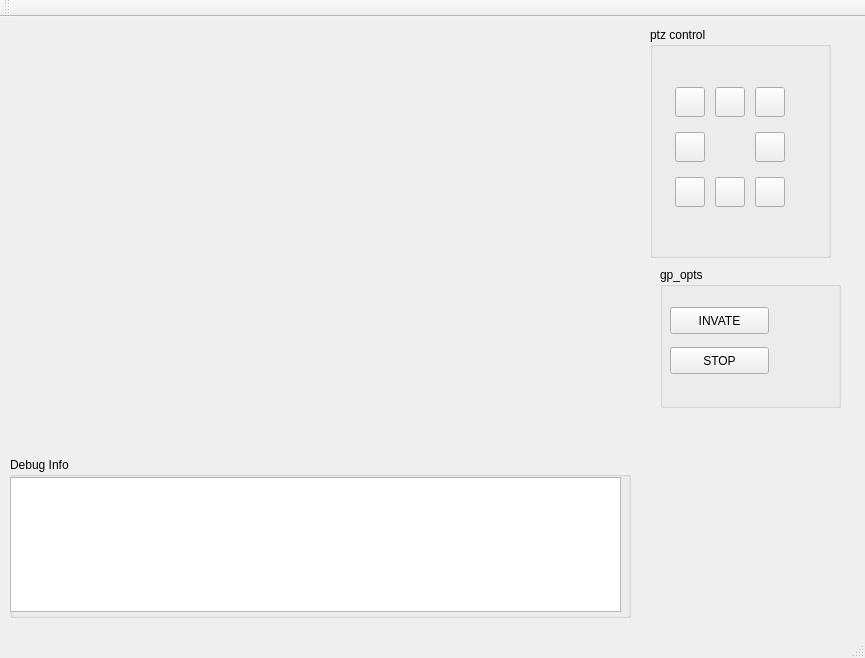
This is platmainw.ui in dulton/plat as Qt 5 draws it before an edit. The edited form follows.
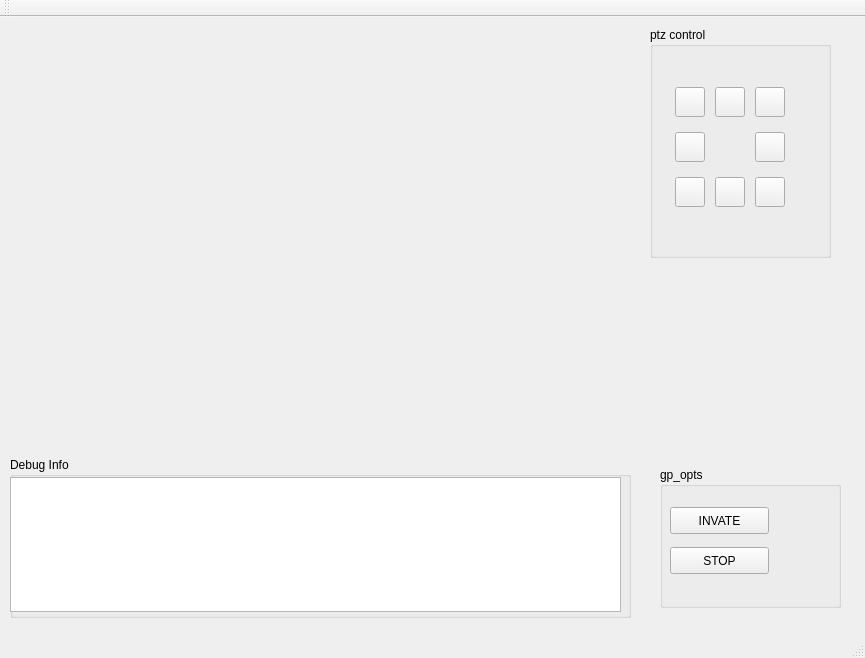
This is the edited form.

```diff
--- a/platmainw.ui
+++ b/platmainw.ui
@@ -47,7 +47,7 @@
      </property>
      <layout class="QGridLayout" name="glay_ptz">
       <item row="1" column="2">
-       <widget class="QPushButton" name="b_left">
+       <widget class="QPushButton" name="b_right">
         <property name="minimumSize">
          <size>
           <width>30</width>
@@ -104,7 +104,7 @@
        </widget>
       </item>
       <item row="1" column="0">
-       <widget class="QPushButton" name="b_right">
+       <widget class="QPushButton" name="b_left">
         <property name="minimumSize">
          <size>
           <width>30</width>
@@ -228,7 +228,7 @@
     <property name="geometry">
      <rect>
       <x>660</x>
-      <y>250</y>
+      <y>450</y>
       <width>181</width>
       <height>141</height>
      </rect>
```
